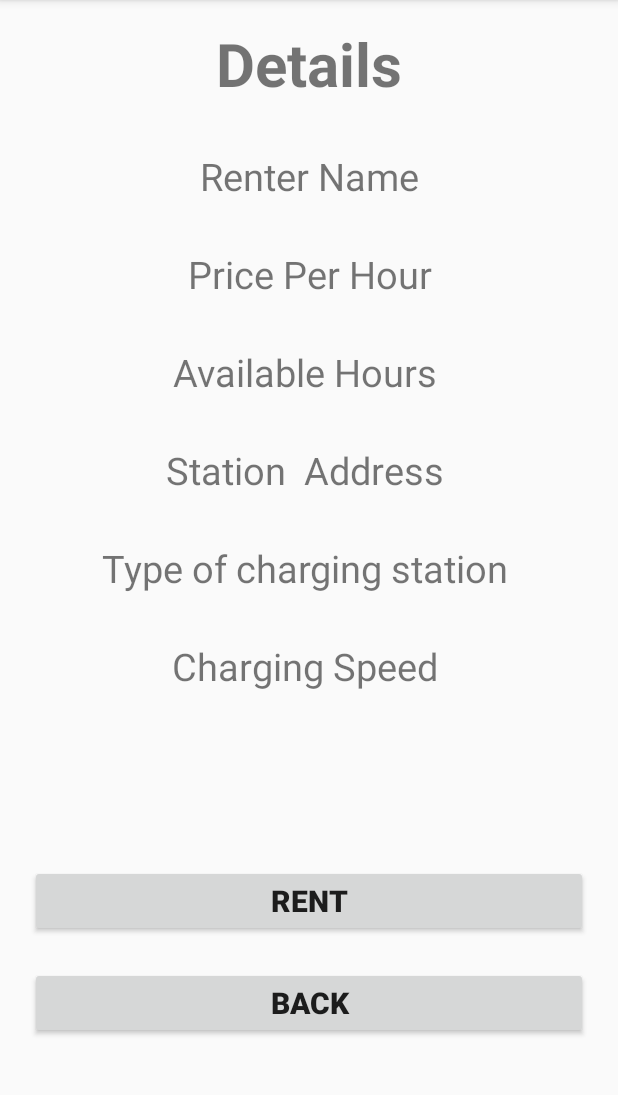
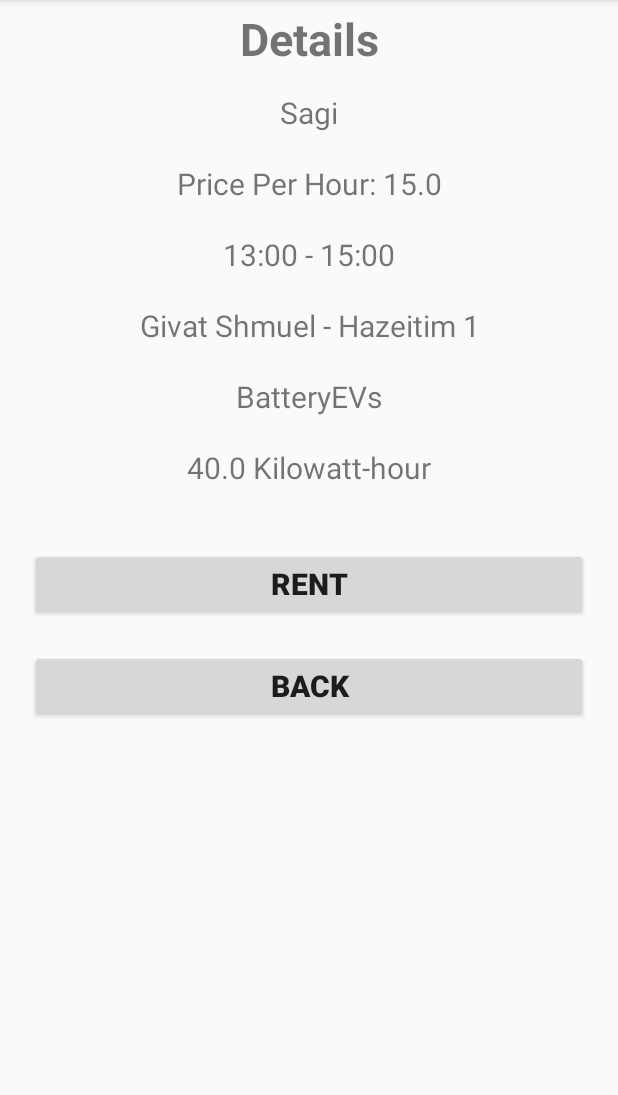
Before and after one commit to sagi565/SharingChargingStations, an Android app: the StationDetailsActivity screen opened directly, with no data from a screen before it, on a phone screen of 412 x 824 dp, the part 84-1179 px from its top. Run offline under Robolectric (Android 15) with nearby library versions, the phone set to English and light mode, and no system bars; 1 statement that could not run was skipped.

Commit message:
update 2

```diff
--- a/app/src/main/java/com/example/sharingchargingstations/StationDetailsActivity.java
+++ b/app/src/main/java/com/example/sharingchargingstations/StationDetailsActivity.java
@@ -3,12 +3,59 @@ package com.example.sharingchargingstations;
 import androidx.appcompat.app.AppCompatActivity;
 
 import android.os.Bundle;
+import android.widget.Button;
+import android.widget.EditText;
+import android.widget.TextView;
+
+import com.example.sharingchargingstations.Model.ChargingStation;
+import com.example.sharingchargingstations.Model.Model;
+import com.example.sharingchargingstations.Model.User;
 
 public class StationDetailsActivity extends AppCompatActivity {
+
+    private TextView tvRenterName;
+    private TextView tvPricePerHour;
+    private TextView tvAvailableHour;
+    private TextView tvStationAddress;
+    private TextView tvTypeOfChargingStation;
+    private TextView tvChargingSpeed;
+    private Button btnRent;
+    private Button btnBack;
+
+
+    private ChargingStation chargingStation;
+    private User renter;
+
+
 
     @Override
     protected void onCreate(Bundle savedInstanceState) {
         super.onCreate(savedInstanceState);
         setContentView(R.layout.activity_station_details);
+
+        tvRenterName = findViewById(R.id.tvRenterName);
+        tvPricePerHour = findViewById(R.id.tvPricePerHour);
+        tvAvailableHour = findViewById(R.id.tvAvailableHour);
+        tvStationAddress = findViewById(R.id.tvStationAddress);
+        tvTypeOfChargingStation = findViewById(R.id.tvTypeStation);
+        tvChargingSpeed = findViewById(R.id.tvChargingSpeed);
+        btnRent = findViewById(R.id.btnRent);
+        btnBack = findViewById(R.id.btnBack);
+
+        Bundle extras = getIntent().getExtras();
+        int pos = Integer.parseInt(extras.getString("pos"));
+        chargingStation = Model.getInstance().getChargingStations().get(pos);
+        renter = Model.getInstance().getUsers().get(pos);
+
+        tvRenterName.setText(renter.getName());
+        tvPricePerHour.setText("Price Per Hour: " + String.valueOf(chargingStation.getPricePerHour()));
+        tvAvailableHour.setText(chargingStation.getTime());
+        tvStationAddress.setText(chargingStation.getStationAddress().toString());
+        tvTypeOfChargingStation.setText(chargingStation.getType().toString());
+        tvChargingSpeed.setText(String.valueOf(chargingStation.getChargingSpeed()) + " Kilowatt-hour");
+
+
+
+
     }
 }
--- a/app/src/main/res/layout/activity_rental_history.xml
+++ b/app/src/main/res/layout/activity_rental_history.xml
@@ -56,7 +56,7 @@
             android:textStyle="normal" />
 
         <TextView
-            android:id="@+id/txtRenterName"
+            android:id="@+id/tvRenterName"
             android:layout_width="match_parent"
             android:layout_height="wrap_content"
             android:layout_margin="20dp"
--- a/app/src/main/res/layout/activity_station_details.xml
+++ b/app/src/main/res/layout/activity_station_details.xml
@@ -12,80 +12,80 @@
         android:orientation="vertical">
 
         <TextView
-            android:id="@+id/txtDetails"
+            android:id="@+id/tvDetails"
             android:layout_width="match_parent"
             android:layout_height="wrap_content"
-            android:layout_margin="15dp"
+            android:layout_margin="5dp"
             android:layout_weight="0"
             android:gravity="center"
             android:text="Details"
-            android:textSize="40sp"
+            android:textSize="30sp"
             android:textStyle="bold" />
 
         <TextView
-            android:id="@+id/txtRenterName"
+            android:id="@+id/tvRenterName"
             android:layout_width="match_parent"
             android:layout_height="wrap_content"
-            android:layout_margin="15dp"
+            android:layout_margin="10dp"
             android:layout_weight="0"
             android:gravity="center"
             android:text="Renter Name"
-            android:textSize="25sp"
+            android:textSize="20sp"
             android:textStyle="normal" />
 
         <TextView
-            android:id="@+id/txtPricePerHour"
+            android:id="@+id/tvPricePerHour"
             android:layout_width="match_parent"
             android:layout_height="wrap_content"
-            android:layout_margin="15dp"
+            android:layout_margin="10dp"
             android:layout_weight="0"
             android:gravity="center"
             android:text="Price Per Hour"
-            android:textSize="25sp"
+            android:textSize="20sp"
             android:textStyle="normal" />
 
         <TextView
-            android:id="@+id/txtAvailableHours"
+            android:id="@+id/tvAvailableHour"
             android:layout_width="match_parent"
             android:layout_height="wrap_content"
-            android:layout_margin="15dp"
+            android:layout_margin="10dp"
             android:layout_weight="0"
             android:gravity="center"
-            android:text="Available Hours "
-            android:textSize="25sp"
+            android:text="AvailableHour"
+            android:textSize="20sp"
             android:textStyle="normal" />
 
         <TextView
-            android:id="@+id/txtStationAddress"
+            android:id="@+id/tvStationAddress"
             android:layout_width="match_parent"
             android:layout_height="wrap_content"
-            android:layout_margin="15dp"
+            android:layout_margin="10dp"
             android:layout_weight="0"
             android:gravity="center"
             android:text="Station  Address "
-            android:textSize="25sp"
+            android:textSize="20sp"
             android:textStyle="normal" />
 
         <TextView
-            android:id="@+id/txtTypeStation"
+            android:id="@+id/tvTypeStation"
             android:layout_width="match_parent"
             android:layout_height="wrap_content"
-            android:layout_margin="15dp"
+            android:layout_margin="10dp"
             android:layout_weight="0"
             android:gravity="center"
             android:text="Type of charging station "
-            android:textSize="25sp"
+            android:textSize="20sp"
             android:textStyle="normal" />
 
         <TextView
-            android:id="@+id/txtChargingSpeed"
+            android:id="@+id/tvChargingSpeed"
             android:layout_width="match_parent"
             android:layout_height="wrap_content"
-            android:layout_margin="15dp"
+            android:layout_margin="10dp"
             android:layout_weight="0"
             android:gravity="center"
             android:text="Charging Speed "
-            android:textSize="25sp"
+            android:textSize="20sp"
             android:textStyle="normal" />
 
         <Button
@@ -93,7 +93,7 @@
             android:layout_width="match_parent"
             android:layout_height="wrap_content"
             android:layout_marginStart="20dp"
-            android:layout_marginTop="100dp"
+            android:layout_marginTop="30dp"
             android:layout_marginEnd="20dp"
             android:layout_weight="0"
             android:text="Rent"
--- a/app/src/main/res/layout/item_charging_station.xml
+++ b/app/src/main/res/layout/item_charging_station.xml
@@ -9,7 +9,7 @@
         android:id="@+id/imageView2"
         android:layout_width="65dp"
         android:layout_height="65dp"
-        app:srcCompat="@drawable/ic_car" />
+        app:srcCompat="@drawable/ic_charging_station" />
 
     <LinearLayout
         android:layout_width="match_parent"
@@ -31,7 +31,6 @@
             android:layout_height="wrap_content"
             android:text="TextView"
             android:gravity="center"
-            android:layout_marginTop="10dp"
             android:textSize="20sp"/>
 
     </LinearLayout>
```
Also changed, not shown: app/src/main/java/com/example/sharingchargingstations/MainActivity.java (+19 -5 lines), app/src/main/java/com/example/sharingchargingstations/Model/ChargingStation.java (+22 -18 lines), app/src/main/java/com/example/sharingchargingstations/Model/Model.java (+7 -0 lines), app/src/main/res/drawable/ic_charging_station.xml (added, +10 -0 lines), app/src/main/res/layout/activity_profile.xml (+5 -9 lines), 1 other file.
